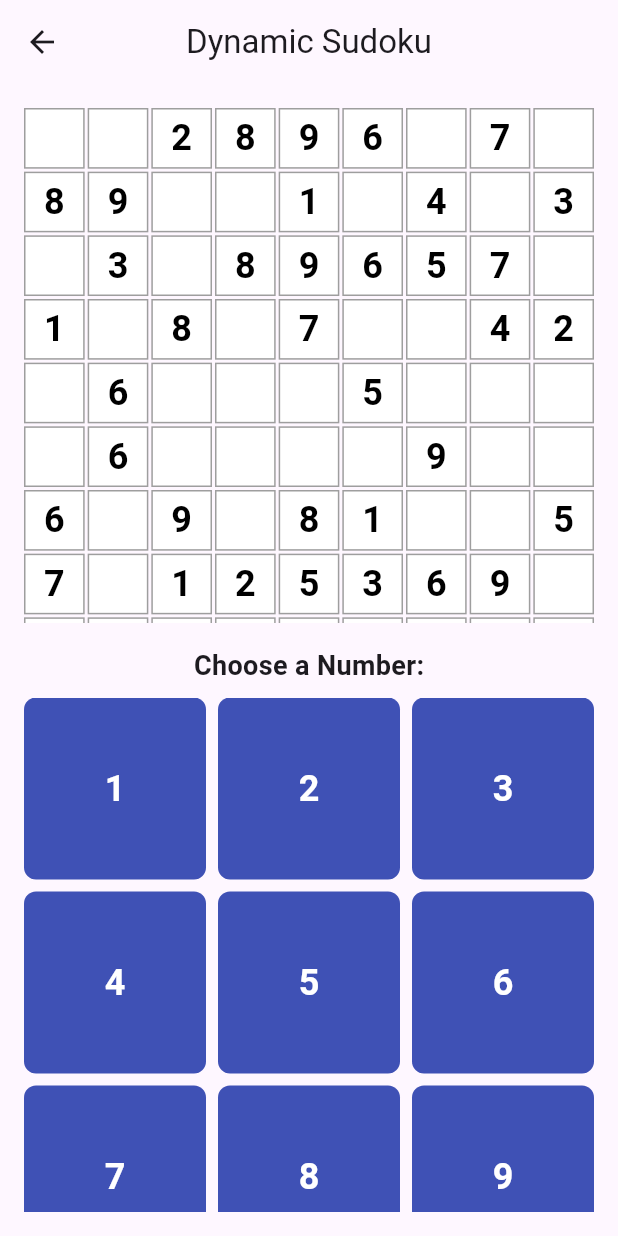
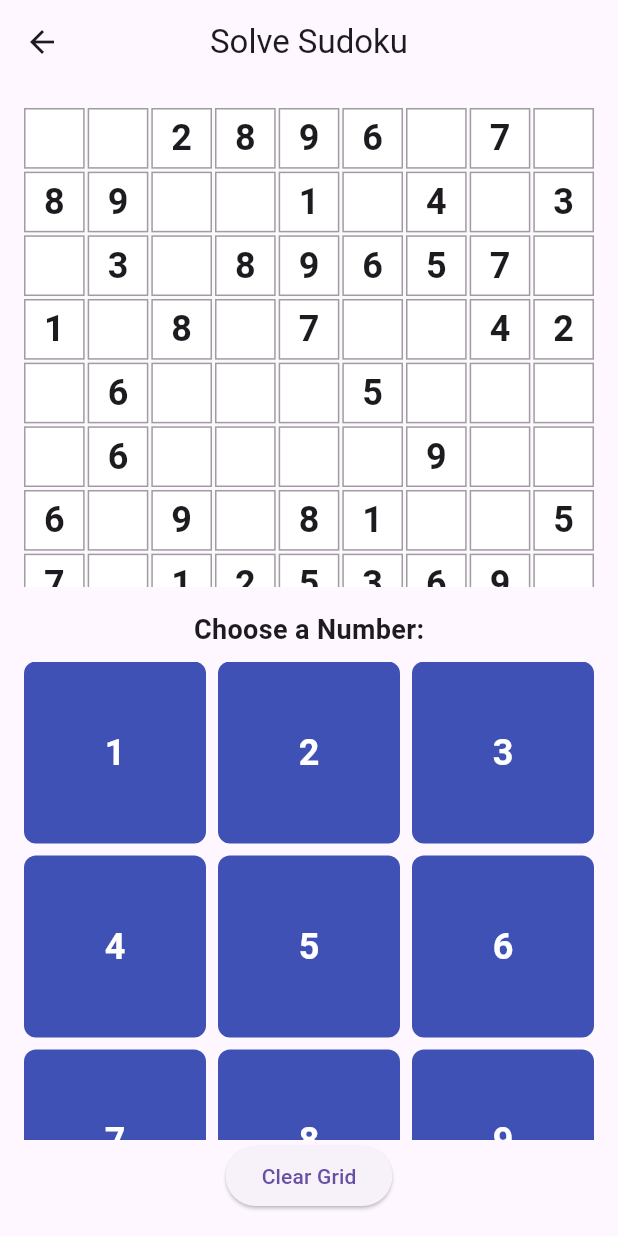
Before and after one commit to ParimSsme/sudoku, a Flutter app: the HomeScreen screen opened directly, after a tap on "Solve a Sudoku", on a phone screen of 412 x 824 dp. Run offline on Flutter 3.47's test engine with Material 3 defaults, Android fonts, the phone set to English and light mode, and no system bars; our stand-ins replace confetti, get.

Commit message:
combine PlaySudoku and SolveSudoku screens in one screen

```diff
--- a/lib/app/bindings/sudoku_binding.dart
+++ b/lib/app/bindings/sudoku_binding.dart
@@ -2,8 +2,13 @@ import 'package:get/get.dart';
 import '../controllers/sudoku_controller.dart';
 
 class SudokuBinding extends Bindings {
+  final SudokuScreenType screenType;
+
+  // Pass the screen type to the binding
+  SudokuBinding({required this.screenType});
+
   @override
   void dependencies() {
-    Get.lazyPut(() => SudokuController());
+    Get.lazyPut(() => SudokuController(screenType: screenType));
   }
 }
--- a/lib/app/controllers/sudoku_controller.dart
+++ b/lib/app/controllers/sudoku_controller.dart
@@ -1,27 +1,137 @@
+import 'package:get/get.dart';
+import 'dart:math';
+import 'package:flutter/material.dart';
+
+import 'dart:math';
 import 'package:confetti/confetti.dart';
+import 'package:flutter/material.dart';
 import 'package:get/get.dart';
 
-class SudokuController extends GetxController {
+enum SudokuScreenType { play, solve }
+
+class SudokuController extends GetxController with SingleGetTickerProviderMixin {
   // Sudoku grid
-  var grid = List.generate(9, (_) => List.generate(9, (_) => 0)).obs;
+  final grid = List.generate(9, (_) => List.generate(9, (_) => 0)).obs;
+  final solutionGrid = List.generate(9, (_) => List.generate(9, (_) => 0)).obs;
 
   // Selected cell
   var selectedRow = (-1).obs;
   var selectedCol = (-1).obs;
 
+  // Animation
+  late AnimationController animationController;
+  late Animation<double> tileAnimation;
+
   // Confetti controller
   late ConfettiController confettiController;
 
+  final SudokuScreenType screenType;
+
+  SudokuController({required this.screenType});
+
   @override
   void onInit() {
+    super.onInit();
+
+    // Generate dynamic puzzle for "Solve" mode
+    if (screenType == SudokuScreenType.solve) {
+      _generateDynamicPuzzle();
+    }
+
+    // Initialize animation
+    animationController = AnimationController(
+      vsync: this,
+      duration: const Duration(milliseconds: 500),
+    );
+    tileAnimation = CurvedAnimation(
+      parent: animationController,
+      curve: Curves.easeInOut,
+    );
+
+    // Initialize confetti controller
     confettiController = ConfettiController(duration: const Duration(seconds: 3));
-    super.onInit();
   }
 
   @override
   void onClose() {
+    animationController.dispose();
     confettiController.dispose();
     super.onClose();
+  }
+
+  /// Generates a new dynamic puzzle
+  void _generateDynamicPuzzle() {
+    List<List<int>> basePuzzle = _generateBasePuzzle();
+    _shuffleSudoku(basePuzzle);
+    _removeNumbersForPuzzle(basePuzzle, 40); // Remove 40 cells for the puzzle
+
+    grid.value = List.from(basePuzzle);
+    solutionGrid.value = List.from(basePuzzle);
+  }
+
+  /// Generates a valid base Sudoku grid
+  List<List<int>> _generateBasePuzzle() {
+    List<List<int>> baseGrid = List.generate(9, (_) => List.generate(9, (_) => 0));
+    List<int> nums = List.generate(9, (i) => i + 1);
+    int boxSize = 3;
+
+    for (int row = 0; row < 9; row++) {
+      for (int col = 0; col < 9; col++) {
+        baseGrid[row][col] = nums[(boxSize * (row % boxSize) + row ~/ boxSize + col) % 9];
+      }
+    }
+    return baseGrid;
+  }
+
+  /// Shuffles rows, columns, and numbers
+  void _shuffleSudoku(List<List<int>> grid) {
+    Random rand = Random();
+
+    // Shuffle numbers
+    List<int> numShuffle = List.generate(9, (i) => i + 1)..shuffle(rand);
+    for (int i = 0; i < 9; i++) {
+      for (int j = 0; j < 9; j++) {
+        grid[i][j] = numShuffle[grid[i][j] - 1];
+      }
+    }
+
+    // Shuffle rows within each box
+    for (int box = 0; box < 3; box++) {
+      int startRow = box * 3;
+      List<int> rows = [0, 1, 2]..shuffle(rand);
+      for (int i = 0; i < 3; i++) {
+        grid[startRow + i] = List.from(grid[startRow + rows[i]]);
+      }
+    }
+
+    // Shuffle columns within each box
+    for (int box = 0; box < 3; box++) {
+      int startCol = box * 3;
+      List<int> cols = [0, 1, 2]..shuffle(rand);
+      for (int row = 0; row < 9; row++) {
+        List<int> newRow = List.from(grid[row]);
+        for (int i = 0; i < 3; i++) {
+          newRow[startCol + i] = grid[row][startCol + cols[i]];
+        }
+        grid[row] = newRow;
+      }
+    }
+  }
+
+  /// Removes numbers from the grid
+  void _removeNumbersForPuzzle(List<List<int>> grid, int emptyCells) {
+    Random rand = Random();
+    int removed = 0;
+
+    while (removed < emptyCells) {
+      int row = rand.nextInt(9);
+      int col = rand.nextInt(9);
+
+      if (grid[row][col] != 0) {
+        grid[row][col] = 0;
+        removed++;
+      }
+    }
   }
 
   // Select a grid tile
@@ -31,87 +141,28 @@ class SudokuController extends GetxController {
   }
 
   // Update the value of a grid tile
-  void updateTile(int number) {
+  void updateTile(int value) {
     if (selectedRow.value >= 0 && selectedCol.value >= 0) {
-      grid[selectedRow.value][selectedCol.value] = number;
+      grid[selectedRow.value][selectedCol.value] = value;
       grid.refresh();
+
+      // Trigger animation
+      animationController.reset();
+      animationController.forward();
     }
   }
 
-  // Check if the grid is fully filled
-  bool isGridFilled() {
-    for (var row in grid) {
-      if (row.contains(0)) return false;
-    }
-    return true;
+  // Celebrate with confetti
+  void celebrate() {
+    confettiController.play();
   }
 
-  // Check if the Sudoku rules are satisfied
-  bool isSudokuSolved() {
-    for (int row = 0; row < 9; row++) {
-      for (int col = 0; col < 9; col++) {
-        int num = grid[row][col];
-        grid[row][col] = 0; // Temporarily remove the number for validation
-        if (!_isValid(row, col, num)) {
-          grid[row][col] = num; // Restore the number
-          return false;
-        }
-        grid[row][col] = num; // Restore the number
-      }
-    }
-    return true;
-  }
-
-  // Validate if a number can be placed at the given position
-  bool _isValid(int row, int col, int num) {
-    for (int i = 0; i < 9; i++) {
-      if (grid[row][i] == num || grid[i][col] == num) {
-        return false;
-      }
-    }
-    int startRow = (row ~/ 3) * 3;
-    int startCol = (col ~/ 3) * 3;
-    for (int i = 0; i < 3; i++) {
-      for (int j = 0; j < 3; j++) {
-        if (grid[startRow + i][startCol + j] == num) {
-          return false;
-        }
-      }
-    }
-    return true;
-  }
-
-  // Validate Sudoku and show appropriate feedback
-  void validateSudoku() {
-    if (isGridFilled()) {
-      if (isSudokuSolved()) {
-        confettiController.play();
-        Get.defaultDialog(
-          title: 'Congratulations!',
-          middleText: 'You successfully solved the Sudoku puzzle! 🎉',
-          textConfirm: 'OK',
-          onConfirm: () => Get.back(),
-        );
-      } else {
-        Get.snackbar(
-          'Invalid Sudoku',
-          'The Sudoku puzzle is incorrect. Try again!',
-          snackPosition: SnackPosition.BOTTOM,
-        );
-      }
-    } else {
-      Get.snackbar(
-        'Incomplete Grid',
-        'Please fill all the tiles before validating!',
-        snackPosition: SnackPosition.BOTTOM,
-      );
+  // Clear the grid (only for "Solve" mode)
+  void clearGrid() {
+    if (screenType == SudokuScreenType.solve) {
+      grid.value = List.generate(9, (_) => List.generate(9, (_) => 0));
+      selectedRow.value = -1;
+      selectedCol.value = -1;
     }
   }
-
-  // Clear the grid
-  void clearGrid() {
-    grid.value = List.generate(9, (_) => List.generate(9, (_) => 0));
-    selectedRow.value = -1;
-    selectedCol.value = -1;
-  }
 }
--- a/lib/screens/home_screen.dart
+++ b/lib/app/views/home_screen.dart
@@ -1,7 +1,8 @@
 import 'package:flutter/material.dart';
-import 'package:sudoku/screens/play_sudoku_screen.dart';
-import 'package:sudoku/screens/solve_sudoku_screen.dart';
-
+import 'package:get/get.dart';
+import 'package:sudoku/app/views/sudoku_screen.dart';
+import '../bindings/sudoku_binding.dart';
+import '../controllers/sudoku_controller.dart';
 import 'learn_sudoku_screen.dart';
 
 class HomeScreen extends StatelessWidget {
@@ -36,9 +37,9 @@ class HomeScreen extends StatelessWidget {
                 ),
               ),
               onPressed: () {
-                Navigator.push(
-                  context,
-                  MaterialPageRoute(builder: (context) => PlaySudokuScreen()),
+                Get.to(
+                      () => const SudokuScreen(screenType: SudokuScreenType.play),
+                  binding: SudokuBinding(screenType: SudokuScreenType.play),
                 );
               },
               child: Text(
@@ -55,9 +56,9 @@ class HomeScreen extends StatelessWidget {
                 ),
               ),
               onPressed: () {
-                Navigator.push(
-                  context,
-                  MaterialPageRoute(builder: (context) => SolveSudokuScreen()),
+                Get.to(
+                      () => const SudokuScreen(screenType: SudokuScreenType.solve),
+                  binding: SudokuBinding(screenType: SudokuScreenType.solve),
                 );
               },
               child: Text(
--- /dev/null
+++ b/lib/app/views/sudoku_screen.dart
@@ -0,0 +1,50 @@
+import 'package:flutter/material.dart';
+import 'package:get/get.dart';
+import '../controllers/sudoku_controller.dart';
+import '../widgets/number_pad.dart';
+import '../widgets/sudoku_grid.dart';
+
+class SudokuScreen extends StatelessWidget {
+  final SudokuScreenType screenType;
+
+  const SudokuScreen({super.key, required this.screenType});
+
+  @override
+  Widget build(BuildContext context) {
+    return GetBuilder<SudokuController>(
+      init: SudokuController(screenType: screenType),
+      builder: (controller) {
+        return Scaffold(
+          appBar: AppBar(
+            title: Text(screenType == SudokuScreenType.solve
+                ? 'Solve Sudoku'
+                : 'Play Sudoku'),
+            centerTitle: true,
+          ),
+          body: Padding(
+            padding: const EdgeInsets.all(16.0),
+            child: Column(
+              children: [
+                // Sudoku grid
+                Expanded(child: SudokuGrid()),
+                const SizedBox(height: 16),
+                const Text(
+                  "Choose a Number:",
+                  style: TextStyle(fontSize: 18, fontWeight: FontWeight.bold),
+                ),
+                const SizedBox(height: 8),
+                // Number pad
+                Expanded(child: NumberPad()),
+                if (screenType == SudokuScreenType.solve)
+                  ElevatedButton(
+                    onPressed: controller.clearGrid,
+                    child: const Text('Clear Grid'),
+                  ),
+              ],
+            ),
+          ),
+        );
+      },
+    );
+  }
+}
--- a/lib/app/widgets/sudoku_grid.dart
+++ b/lib/app/widgets/sudoku_grid.dart
@@ -10,34 +10,40 @@ class SudokuGrid extends GetView<SudokuController> {
       itemCount: 81,
       gridDelegate: const SliverGridDelegateWithFixedCrossAxisCount(
         crossAxisCount: 9,
+        mainAxisSpacing: 2,
+        crossAxisSpacing: 2,
       ),
       itemBuilder: (context, index) {
         int row = index ~/ 9;
         int col = index % 9;
-        // bool isSelected = ;
 
-        return Obx(
-          () => GestureDetector(
+        return GestureDetector(
           onTap: () => controller.selectTile(row, col),
-            child: Container(
+          child: AnimatedBuilder(
+            animation: controller.tileAnimation,
+            builder: (context, child) {
+              return Obx(() => Container(
                 decoration: BoxDecoration(
-                color: (row == controller.selectedRow.value &&
-                    col == controller.selectedCol.value) ? Colors.teal.shade200 : Colors.white,
-                border: Border.all(color: Colors.black26),
+                  color: row == controller.selectedRow.value && col == controller.selectedCol.value
+                      ? Colors.indigo.withOpacity(controller.tileAnimation.value)
+                      : Colors.white,
+                  border: Border.all(
+                    color: row == controller.selectedRow.value && col == controller.selectedCol.value ? Colors.indigo : Colors.grey,
+                  ),
                 ),
                 child: Center(
                   child: Text(
                     controller.grid[row][col] == 0
                         ? ''
                         : controller.grid[row][col].toString(),
-                  style: TextStyle(
-                    fontSize: 20,
+                    style: const TextStyle(
+                      fontSize: 24,
                       fontWeight: FontWeight.bold,
-                    color: Colors.teal.shade800,
                     ),
                   ),
                 ),
-            ),
+              ),);
+            },
           ),
         );
       },
--- a/lib/main.dart
+++ b/lib/main.dart
@@ -1,8 +1,6 @@
 import 'package:flutter/material.dart';
 import 'package:get/get.dart';
 import 'package:sudoku/app/views/home_screen.dart';
-import 'package:sudoku/app/views/play_sudoku_screen.dart';
-import 'app/bindings/sudoku_binding.dart';
 
 void main() {
   runApp(const MyApp());
@@ -16,8 +14,7 @@ class MyApp extends StatelessWidget {
     return GetMaterialApp(
       debugShowCheckedModeBanner: false,
       title: 'Sudoku Solver',
-      initialBinding: SudokuBinding(),
-      home: const PlaySudokuScreen(),
+      home: const HomeScreen(),
     );
   }
 }
--- a/lib/screens/solve_sudoku_screen.dart
+++ /dev/null
@@ -1,251 +0,0 @@
-import 'package:flutter/material.dart';
-
-import 'dart:math';
-import 'package:flutter/material.dart';
-
-class SolveSudokuScreen extends StatefulWidget {
-  const SolveSudokuScreen({super.key});
-
-  @override
-  State<SolveSudokuScreen> createState() => _SolveSudokuScreenState();
-}
-
-class _SolveSudokuScreenState extends State<SolveSudokuScreen>
-    with SingleTickerProviderStateMixin {
-  final List<List<int>> grid = List.generate(9, (_) => List.generate(9, (_) => 0));
-  final List<List<int>> solutionGrid = List.generate(9, (_) => List.generate(9, (_) => 0));
-  int selectedRow = -1;
-  int selectedCol = -1;
-
-  late AnimationController _controller;
-  late Animation<double> _tileAnimation;
-
-  @override
-  void initState() {
-    super.initState();
-    _generateDynamicPuzzle();
-    _controller = AnimationController(
-      vsync: this,
-      duration: const Duration(milliseconds: 500),
-    );
-    _tileAnimation = CurvedAnimation(
-      parent: _controller,
-      curve: Curves.easeInOut,
-    );
-  }
-
-  /// Generates a new dynamic puzzle and stores it in `grid`
-  void _generateDynamicPuzzle() {
-    List<List<int>> basePuzzle = _generateBasePuzzle();
-    _shuffleSudoku(basePuzzle);
-    _removeNumbersForPuzzle(basePuzzle, 40); // Remove 40 cells for the puzzle
-
-    setState(() {
-      for (int i = 0; i < 9; i++) {
-        for (int j = 0; j < 9; j++) {
-          grid[i][j] = basePuzzle[i][j];
-          solutionGrid[i][j] = basePuzzle[i][j]; // Store the solution
-        }
-      }
-    });
-  }
-
-  /// Generates a valid base Sudoku grid
-  List<List<int>> _generateBasePuzzle() {
-    List<List<int>> baseGrid = List.generate(9, (_) => List.generate(9, (_) => 0));
-    List<int> nums = List.generate(9, (i) => i + 1);
-    int boxSize = 3;
-
-    for (int row = 0; row < 9; row++) {
-      for (int col = 0; col < 9; col++) {
-        baseGrid[row][col] = nums[(boxSize * (row % boxSize) + row ~/ boxSize + col) % 9];
-      }
-    }
-    return baseGrid;
-  }
-
-  /// Shuffles rows, columns, and numbers to create a randomized Sudoku puzzle
-  void _shuffleSudoku(List<List<int>> grid) {
-    Random rand = Random();
-
-    // Shuffle numbers within the grid
-    List<int> numShuffle = List.generate(9, (i) => i + 1)..shuffle(rand);
-    for (int i = 0; i < 9; i++) {
-      for (int j = 0; j < 9; j++) {
-        grid[i][j] = numShuffle[grid[i][j] - 1];
-      }
-    }
-
-    // Shuffle rows within each box
-    for (int box = 0; box < 3; box++) {
-      int startRow = box * 3;
-      List<int> rows = [0, 1, 2]..shuffle(rand);
-      for (int i = 0; i < 3; i++) {
-        grid[startRow + i] = List.from(grid[startRow + rows[i]]);
-      }
-    }
-
-    // Shuffle columns within each box
-    for (int box = 0; box < 3; box++) {
-      int startCol = box * 3;
-      List<int> cols = [0, 1, 2]..shuffle(rand);
-      for (int row = 0; row < 9; row++) {
-        List<int> newRow = List.generate(9, (i) => grid[row][i]);
-        for (int i = 0; i < 3; i++) {
-          newRow[startCol + i] = grid[row][startCol + cols[i]];
-        }
-        grid[row] = newRow;
-      }
-    }
-  }
-
-  /// Removes a given number of cells from the grid to create the puzzle
-  void _removeNumbersForPuzzle(List<List<int>> grid, int emptyCells) {
-    Random rand = Random();
-    int removed = 0;
-
-    while (removed < emptyCells) {
-      int row = rand.nextInt(9);
-      int col = rand.nextInt(9);
-
-      if (grid[row][col] != 0) {
-        grid[row][col] = 0;
-        removed++;
-      }
-    }
-  }
-
-  void _selectTile(int row, int col) {
-    setState(() {
-      selectedRow = row;
-      selectedCol = col;
-    });
-  }
-
-  void _updateTile(int value) {
-    if (selectedRow >= 0 && selectedCol >= 0) {
-      setState(() {
-        grid[selectedRow][selectedCol] = value;
-        _controller.reset();
-        _controller.forward();
-      });
-    }
-  }
-
-  Widget _buildGridTile(int row, int col) {
-    bool isSelected = (row == selectedRow && col == selectedCol);
-
-    return GestureDetector(
-      onTap: () => _selectTile(row, col),
-      child: AnimatedBuilder(
-        animation: _tileAnimation,
-        builder: (context, child) {
-          return Container(
-            decoration: BoxDecoration(
-              color: isSelected
-                  ? Colors.indigo.withOpacity(_tileAnimation.value)
-                  : Colors.white,
-              border: Border.all(
-                color: isSelected ? Colors.indigo : Colors.grey,
-                width: 1,
-              ),
-            ),
-            child: Center(
-              child: Text(
-                grid[row][col] == 0 ? '' : grid[row][col].toString(),
-                style: TextStyle(
-                  fontSize: 24,
-                  fontWeight: FontWeight.bold,
-                  color: Colors.black,
-                ),
-              ),
-            ),
-          );
-        },
-      ),
-    );
-  }
-
-  Widget _buildSudokuGrid() {
-    return GridView.builder(
-      shrinkWrap: true,
-      itemCount: 81,
-      gridDelegate: SliverGridDelegateWithFixedCrossAxisCount(
-        crossAxisCount: 9,
-        childAspectRatio: 1.0,
-        mainAxisSpacing: 2,
-        crossAxisSpacing: 2,
-      ),
-      itemBuilder: (context, index) {
-        int row = index ~/ 9;
-        int col = index % 9;
-        return _buildGridTile(row, col);
-      },
-    );
-  }
-
-  Widget _buildNumberPad() {
-    return GridView.builder(
-      shrinkWrap: true,
-      itemCount: 9,
-      gridDelegate: SliverGridDelegateWithFixedCrossAxisCount(
-        crossAxisCount: 3,
-        childAspectRatio: 1.0,
-        mainAxisSpacing: 8,
-        crossAxisSpacing: 8,
-      ),
-      itemBuilder: (context, index) {
-        return GestureDetector(
-          onTap: () => _updateTile(index + 1),
-          child: Container(
-            decoration: BoxDecoration(
-              color: Colors.indigo,
-              borderRadius: BorderRadius.circular(8),
-            ),
-            child: Center(
-              child: Text(
-                (index + 1).toString(),
-                style: TextStyle(
-                  fontSize: 24,
-                  fontWeight: FontWeight.bold,
-                  color: Colors.white,
-                ),
-              ),
-            ),
-          ),
-        );
-      },
-    );
-  }
-
-  @override
-  void dispose() {
-    _controller.dispose();
-    super.dispose();
-  }
-
-  @override
-  Widget build(BuildContext context) {
-    return Scaffold(
-      appBar: AppBar(
-        title: Text('Dynamic Sudoku'),
-        centerTitle: true,
-      ),
-      body: Padding(
-        padding: const EdgeInsets.all(16.0),
-        child: Column(
-          children: [
-            Expanded(child: _buildSudokuGrid()),
-            SizedBox(height: 16),
-            Text(
-              "Choose a Number:",
-              style: TextStyle(fontSize: 18, fontWeight: FontWeight.bold),
-            ),
-            SizedBox(height: 8),
-            Expanded(child: _buildNumberPad()),
-          ],
-        ),
-      ),
-    );
-  }
-}
```
Also changed, not shown: lib/app/views/play_sudoku_screen.dart (deleted, +0 -59 lines), lib/app/widgets/number_pad.dart (+6 -7 lines). Lines whose indentation alone changed are shown as unchanged.
